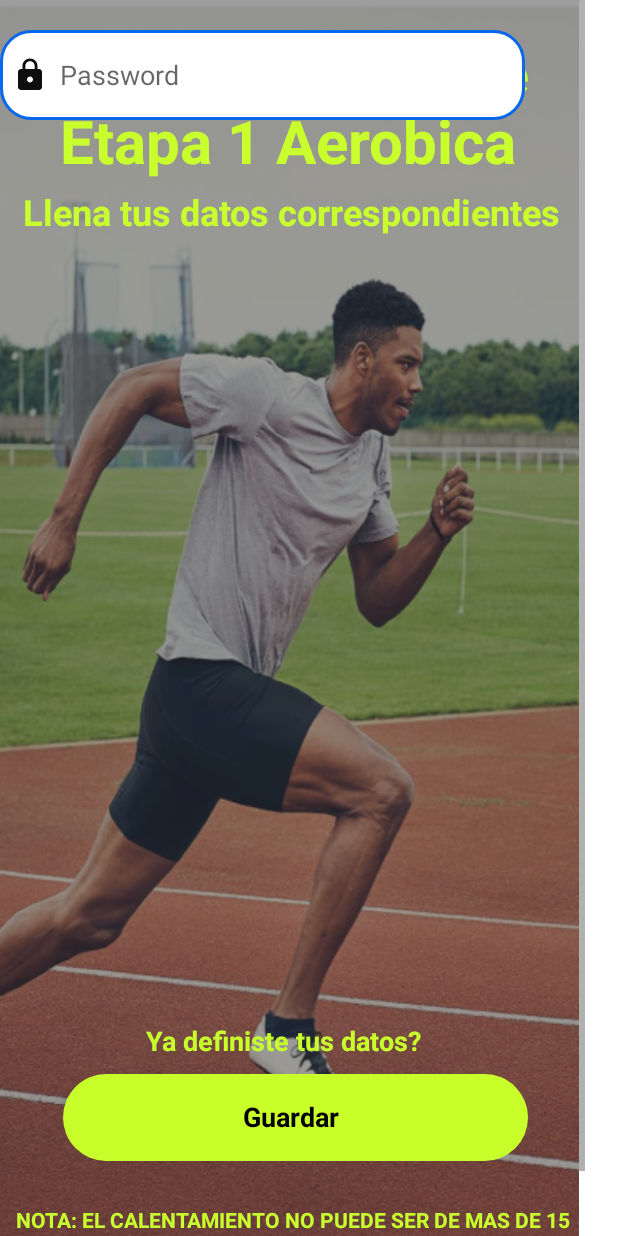
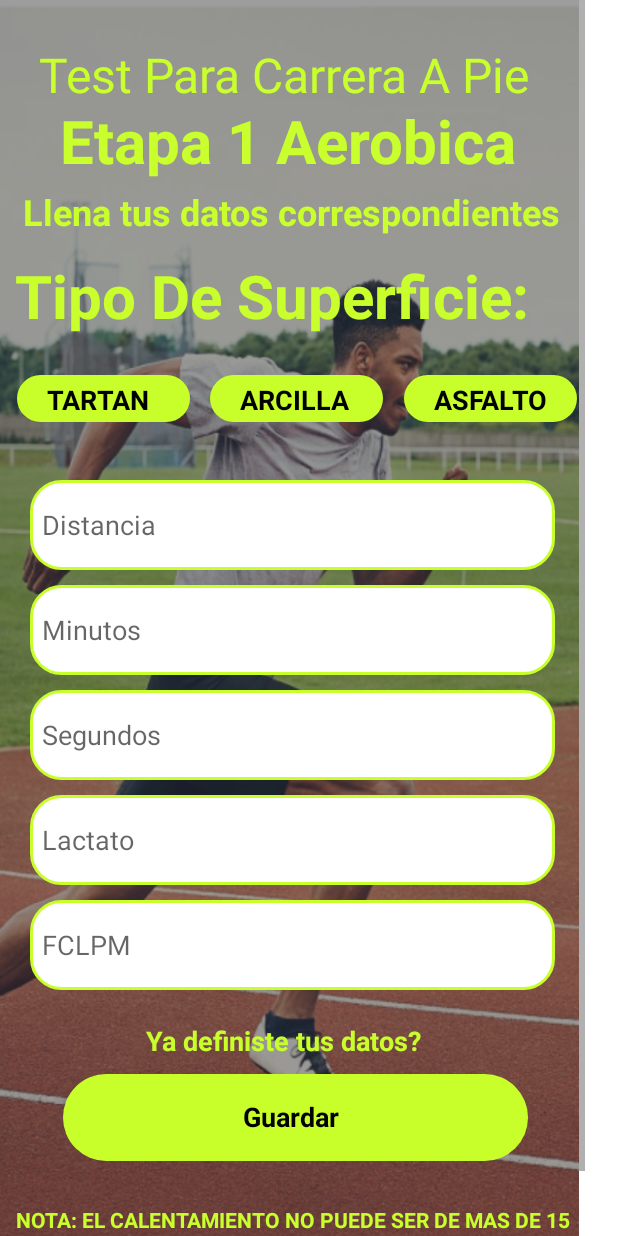
Before and after one commit to demondcn/LT, an Android app: the prueba_de_carrera_de_pista_activity screen opened directly, with no data from a screen before it, on a phone screen of 412 x 824 dp. Run offline under Robolectric (Android 15) with nearby library versions, the phone set to English and light mode, and no system bars.

Commit message:
agregacion de mockup de carrera a pie y agregacion de editext pre funcionalidad v4.1

```diff
--- /dev/null
+++ b/proyecto de grado LT/Software/Lactato_Udec/app/src/main/res/drawable/lavender_border2.xml
@@ -0,0 +1,15 @@
+<?xml version="1.0" encoding="utf-8"?>
+<shape xmlns:android="http://schemas.android.com/apk/res/android"
+    android:shape="rectangle">
+
+    <corners android:radius="20dp"/>
+
+
+    <stroke
+        android:color="@color/rectangle_3_color"
+        android:width="2dp"/>
+
+
+    <solid android:color="@color/white"/>
+
+</shape>
--- a/proyecto de grado LT/Software/Lactato_Udec/app/src/main/res/layout/prueba_de_carrera_de_pista.xml
+++ b/proyecto de grado LT/Software/Lactato_Udec/app/src/main/res/layout/prueba_de_carrera_de_pista.xml
@@ -83,17 +83,164 @@
 
 				</RelativeLayout>
 
+				<TextView
+					android:id="@+id/textotipodesuperficie"
+					android:layout_width="413dp"
+					android:layout_height="81dp"
+					android:layout_gravity="center_horizontal|center"
+					android:layout_marginLeft="10dp"
+					android:layout_marginTop="170dp"
+					android:fontFamily="Nunito"
+					android:text="Tipo De Superficie:"
+					android:textColor="@color/test_para_carrera_a_pie_color"
+					android:textSize="40sp"
+					android:textStyle="bold" />
+				<RelativeLayout
+					android:id="@+id/TipSuperficie1"
+					android:layout_width="wrap_content"
+					android:layout_height="wrap_content"
+					android:layout_marginStart="11dp"
+					android:layout_marginTop="250dp">
+
+					<View
+						android:id="@+id/tartan"
+						android:layout_width="115dp"
+						android:layout_height="31.23dp"
+						android:layout_marginStart="0dp"
+						android:layout_marginTop="0dp"
+						android:background="@drawable/rectangle_2_shape" />
+
+					<TextView
+						android:id="@+id/tartant"
+						android:layout_width="103dp"
+						android:layout_height="49dp"
+						android:layout_marginLeft="20dp"
+						android:layout_marginTop="4dp"
+						android:fontFamily="Nunito"
+						android:text="TARTAN"
+						android:textColor="#000000"
+						android:textSize="18sp"
+						android:textStyle="bold" />
+
+				</RelativeLayout>
+				<RelativeLayout
+					android:id="@+id/TipSuperficie2"
+					android:layout_width="wrap_content"
+					android:layout_height="wrap_content"
+					android:layout_marginStart="140dp"
+					android:layout_marginTop="250dp">
+
+
+					<View
+						android:id="@+id/ARCILLA"
+						android:layout_width="115dp"
+						android:layout_height="31.23dp"
+						android:layout_marginStart="0dp"
+						android:layout_marginTop="0dp"
+						android:background="@drawable/rectangle_2_shape" />
+
+					<TextView
+						android:id="@+id/ARCILLAt"
+						android:layout_width="103dp"
+						android:layout_height="49dp"
+						android:layout_marginLeft="20dp"
+						android:layout_marginTop="4dp"
+						android:fontFamily="Nunito"
+						android:text="ARCILLA"
+						android:textColor="#000000"
+						android:textSize="18sp"
+						android:textStyle="bold" />
+
+				</RelativeLayout>
+				<RelativeLayout
+					android:id="@+id/TipSuperficie3"
+					android:layout_width="wrap_content"
+					android:layout_height="wrap_content"
+					android:layout_marginStart="269dp"
+					android:layout_marginTop="250dp">
+
+
+					<View
+						android:id="@+id/ASFALTO"
+						android:layout_width="115dp"
+						android:layout_height="31.23dp"
+						android:layout_marginStart="0dp"
+						android:layout_marginTop="0dp"
+						android:background="@drawable/rectangle_2_shape" />
+
+					<TextView
+						android:id="@+id/ASFALTOt"
+						android:layout_width="103dp"
+						android:layout_height="49dp"
+						android:layout_marginLeft="20dp"
+						android:layout_marginTop="4dp"
+						android:fontFamily="Nunito"
+						android:text="ASFALTO"
+						android:textColor="#000000"
+						android:textSize="18sp"
+						android:textStyle="bold" />
+
+				</RelativeLayout>
 				<EditText
-					android:id="@+id/Login_password"
+					android:id="@+id/FCLPM"
 					android:layout_width="350dp"
 					android:layout_height="60dp"
-					android:layout_marginTop="20dp"
-					android:background="@drawable/lavender_border"
-					android:drawableLeft="@drawable/baseline_lock_24"
+					android:layout_marginLeft="20dp"
+					android:layout_marginTop="600dp"
+					android:background="@drawable/lavender_border2"
+
 					android:drawablePadding="8dp"
-					android:hint="Password"
-					android:inputType="textPassword"
+					android:hint="FCLPM"
+					android:inputType="number"
 					android:padding="8dp" />
+				<EditText
+					android:id="@+id/Lactato"
+					android:layout_width="350dp"
+					android:layout_height="60dp"
+					android:layout_marginLeft="20dp"
+					android:layout_marginTop="530dp"
+					android:background="@drawable/lavender_border2"
+
+					android:drawablePadding="8dp"
+					android:hint="Lactato"
+					android:inputType="numberDecimal"
+					android:padding="8dp" />
+				<EditText
+					android:id="@+id/Segundos"
+					android:layout_width="350dp"
+					android:layout_height="60dp"
+					android:layout_marginLeft="20dp"
+					android:layout_marginTop="460dp"
+					android:background="@drawable/lavender_border2"
+
+					android:drawablePadding="8dp"
+					android:hint="Segundos"
+					android:inputType="number"
+					android:padding="8dp" />
+				<EditText
+					android:id="@+id/Minutos"
+					android:layout_width="350dp"
+					android:layout_height="60dp"
+					android:layout_marginLeft="20dp"
+					android:layout_marginTop="390dp"
+					android:background="@drawable/lavender_border2"
+
+					android:drawablePadding="8dp"
+					android:hint="Minutos"
+					android:inputType="number"
+					android:padding="8dp" />
+				<EditText
+					android:id="@+id/Distancia"
+					android:layout_width="350dp"
+					android:layout_height="60dp"
+					android:layout_marginLeft="20dp"
+					android:layout_marginTop="320dp"
+					android:background="@drawable/lavender_border2"
+					android:drawablePadding="8dp"
+					android:hint="Distancia"
+					android:inputType="number"
+					android:padding="8dp" />
+
 
 
 				<RelativeLayout android:id="@+id/boton"
```
